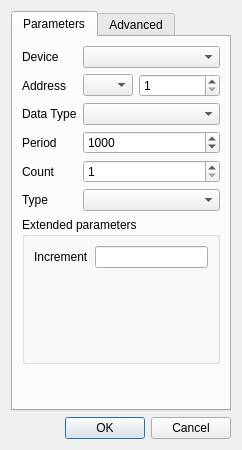
serhmarch/ModbusTools, file src/server/gui/dialogs/server_dialogaction.ui: the form before one commit.
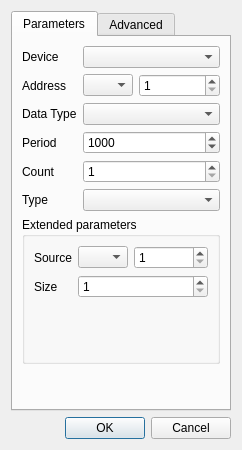
The form after the commit. The open tabs and pages were chosen to show the change.

Commit message: Add 'Copy' action type

Patch:
```diff
--- a/src/server/gui/dialogs/server_dialogaction.ui
+++ b/src/server/gui/dialogs/server_dialogaction.ui
@@ -254,6 +254,67 @@
               </item>
              </layout>
             </widget>
+            <widget class="QWidget" name="pgCopy">
+             <layout class="QFormLayout" name="formLayout_6">
+              <item row="0" column="0">
+               <widget class="QLabel" name="label_16">
+                <property name="text">
+                 <string>Source</string>
+                </property>
+               </widget>
+              </item>
+              <item row="0" column="1">
+               <layout class="QHBoxLayout" name="horizontalLayout_2" stretch="0,1">
+                <item>
+                 <widget class="QComboBox" name="cmbCopySourceAdrType">
+                  <property name="sizePolicy">
+                   <sizepolicy hsizetype="Minimum" vsizetype="Fixed">
+                    <horstretch>0</horstretch>
+                    <verstretch>0</verstretch>
+                   </sizepolicy>
+                  </property>
+                  <property name="maximumSize">
+                   <size>
+                    <width>50</width>
+                    <height>16777215</height>
+                   </size>
+                  </property>
+                 </widget>
+                </item>
+                <item>
+                 <widget class="QSpinBox" name="spCopySourceOffset">
+                  <property name="minimum">
+                   <number>1</number>
+                  </property>
+                  <property name="maximum">
+                   <number>465535</number>
+                  </property>
+                 </widget>
+                </item>
+               </layout>
+              </item>
+              <item row="1" column="0">
+               <widget class="QLabel" name="label_17">
+                <property name="text">
+                 <string>Size</string>
+                </property>
+               </widget>
+              </item>
+              <item row="1" column="1">
+               <widget class="QSpinBox" name="spCopySize">
+                <property name="minimum">
+                 <number>1</number>
+                </property>
+                <property name="maximum">
+                 <number>65536</number>
+                </property>
+                <property name="value">
+                 <number>1</number>
+                </property>
+               </widget>
+              </item>
+             </layout>
+            </widget>
            </widget>
           </item>
          </layout>
```
Left out of the diff: 2 changed lines with no effect on the pictures. The commit also changes 10 other files.
